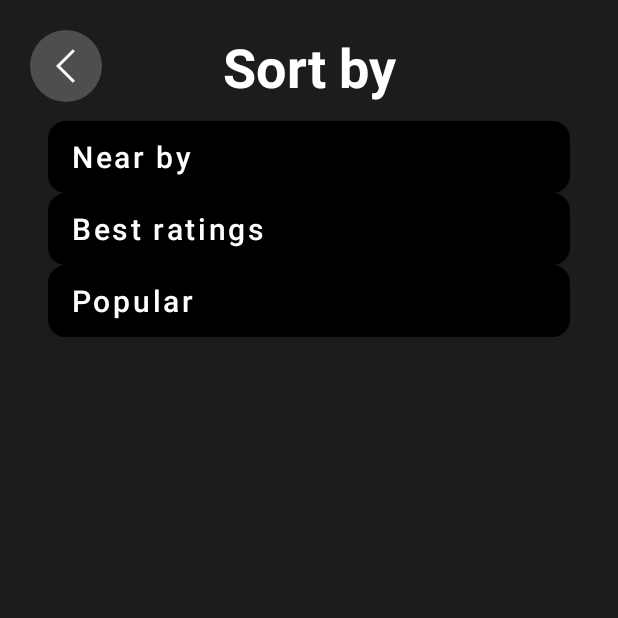
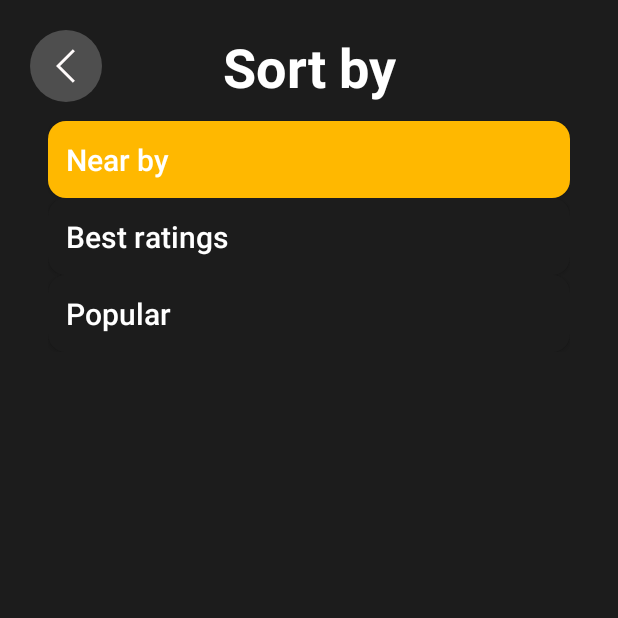
Before and after one commit to nguyenhoangminh31082003/CS426-Final_project, an Android app built with Jetpack Compose: the ChoosingSortModeActivity screen opened directly, with no data from a screen before it, on a phone screen of 412 x 824 dp, the top half of it. Run offline under Robolectric (Android 15) with nearby library versions, the phone set to English and light mode, and no system bars.

Commit message:
Update layout of search result

```diff
--- a/CS426_final_project/app/src/main/java/com/example/cs426_final_project/activities/ChoosingSortModeActivity.java
+++ b/CS426_final_project/app/src/main/java/com/example/cs426_final_project/activities/ChoosingSortModeActivity.java
@@ -5,6 +5,7 @@
 import android.os.Bundle;
 import android.view.View;
 import android.widget.Button;
+import android.widget.ImageView;
 
 import com.example.cs426_final_project.R;
 import com.example.cs426_final_project.SortModeData;
@@ -36,6 +37,18 @@
         super.onCreate(savedInstanceState);
         this.setContentView(R.layout.activity_choosing_sort_mode);
         this.setUpButtons();
+        this.setUpBackButton();
+    }
+
+    private void setUpBackButton() {
+        ImageView button = this.findViewById(R.id.back_button_in_choosing_sort_modes);
+
+        button.setOnClickListener(new View.OnClickListener() {
+            @Override
+            public void onClick(View view) {
+                finish();
+            }
+        });
     }
 
     private void setUpButtons() {
--- a/CS426_final_project/app/src/main/res/layout/activity_choosing_sort_mode.xml
+++ b/CS426_final_project/app/src/main/res/layout/activity_choosing_sort_mode.xml
@@ -9,6 +9,7 @@
     tools:context=".activities.ChoosingSortModeActivity">
 
     <ImageView
+        android:id = "@+id/back_button_in_choosing_sort_modes"
         android:layout_width="wrap_content"
         android:layout_height="wrap_content"
         android:src = "@drawable/back_button_square"
@@ -45,7 +46,8 @@
             android:layout_width="match_parent"
             android:layout_height="wrap_content">
 
-            <Button
+            <androidx.appcompat.widget.AppCompatButton
+                android:padding="12dp"
                 android:background = "@color/dark_grey"
                 android:text = "Near by"
                 android:textColor="@color/white"
@@ -59,9 +61,10 @@
                 app:layout_constraintLeft_toLeftOf="parent"
                 app:layout_constraintTop_toTopOf="parent"
                 tools:ignore="HardCodedText">
-            </Button>
+            </androidx.appcompat.widget.AppCompatButton>
 
-            <Button
+            <androidx.appcompat.widget.AppCompatButton
+                android:padding="12dp"
                 tools:ignore="HardCodedText"
                 android:id = "@+id/best_rating_option_in_sort_modes"
                 android:background = "@color/dark_grey"
@@ -75,9 +78,10 @@
                 app:layout_constraintRight_toRightOf="parent"
                 app:layout_constraintLeft_toLeftOf="parent"
                 app:layout_constraintTop_toBottomOf="@id/near_by_option_in_sort_modes">
-            </Button>
+            </androidx.appcompat.widget.AppCompatButton>
 
-            <Button
+            <androidx.appcompat.widget.AppCompatButton
+                android:padding="12dp"
                 tools:ignore="HardCodedText"
                 android:id = "@+id/popular_option_in_sort_modes"
                 android:background = "@color/dark_grey"
@@ -91,7 +95,7 @@
                 app:layout_constraintRight_toRightOf="parent"
                 app:layout_constraintLeft_toLeftOf="parent"
                 app:layout_constraintTop_toBottomOf="@id/best_rating_option_in_sort_modes">
-            </Button>
+            </androidx.appcompat.widget.AppCompatButton>
 
         </androidx.constraintlayout.widget.ConstraintLayout>
 
```
Also changed, not shown: CS426_final_project/app/src/main/res/layout/fragment_search_result.xml (+2 -32 lines).
